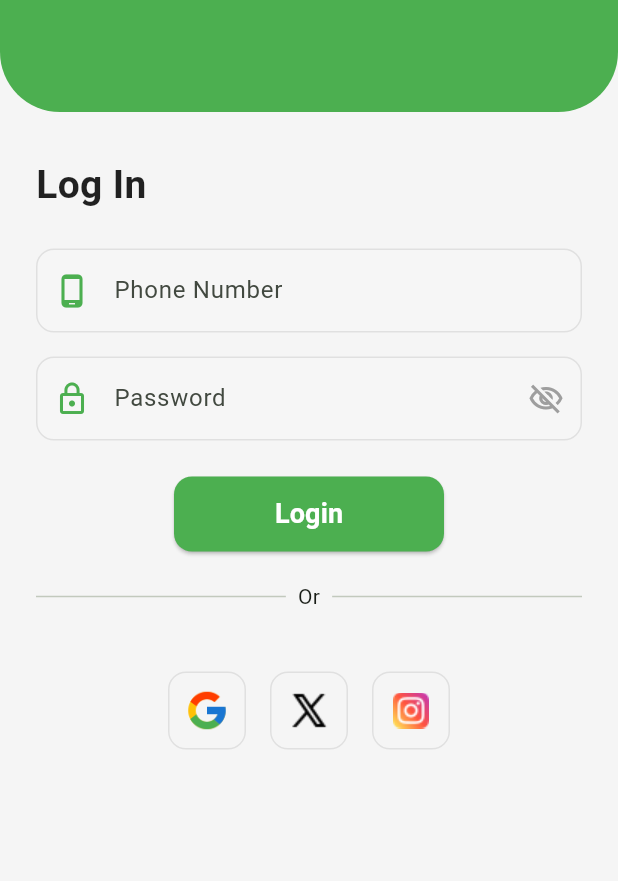
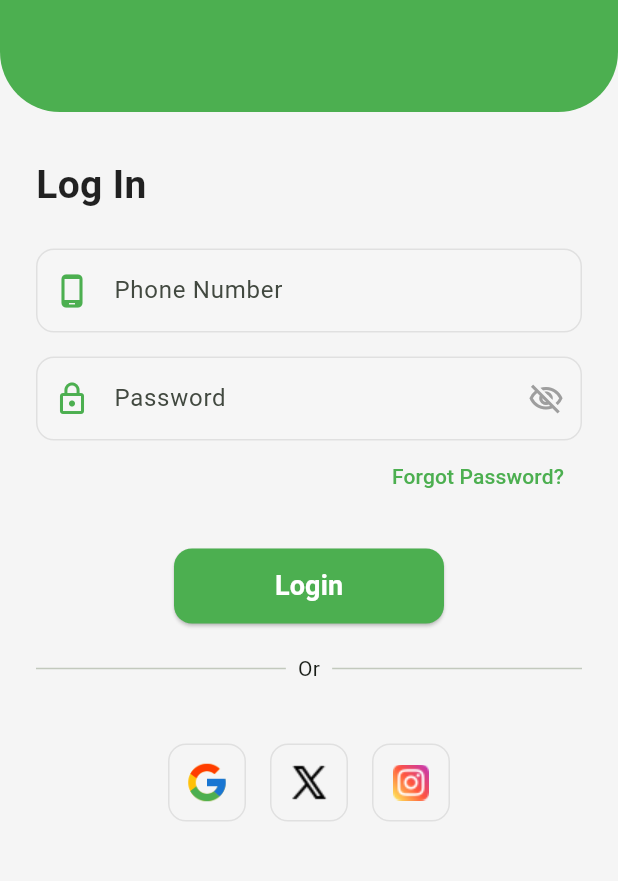
Before and after one commit to rismanitalst/KB1179-1123150058-uts, a Flutter app: the Login screen opened by its route, on a phone screen of 412 x 824 dp, the part 188-1069 px from its top. Run offline on Flutter 3.47's test engine with Material 3 defaults, Android fonts, the phone set to English and light mode, and no system bars.

Commit message:
loginPage: add link lupa password

```diff
--- a/lib/screen/login.dart
+++ b/lib/screen/login.dart
@@ -129,6 +129,23 @@ class _LoginState extends State<Login> {
                         ),
                       ),
                     ),
+
+                    Align(
+                      alignment: Alignment.centerRight,
+                      child: TextButton(
+                      onPressed: () {
+                      // isi link lupa password disini yak
+                      },
+                      child: const Text(
+                        "Forgot Password?",
+                      style: TextStyle(
+                      color: Colors.green,
+                      fontWeight: FontWeight.w500,
+                    ),
+                  ),
+                ),
+              ),
+
                     // tombol login
                     const SizedBox(height: 24),
 
@@ -188,6 +205,8 @@ class _LoginState extends State<Login> {
                 _socialIcon('assets/images/ig.png'),
                       ],
                     ),
+
+
                   ],
                 ),
               ),
```
